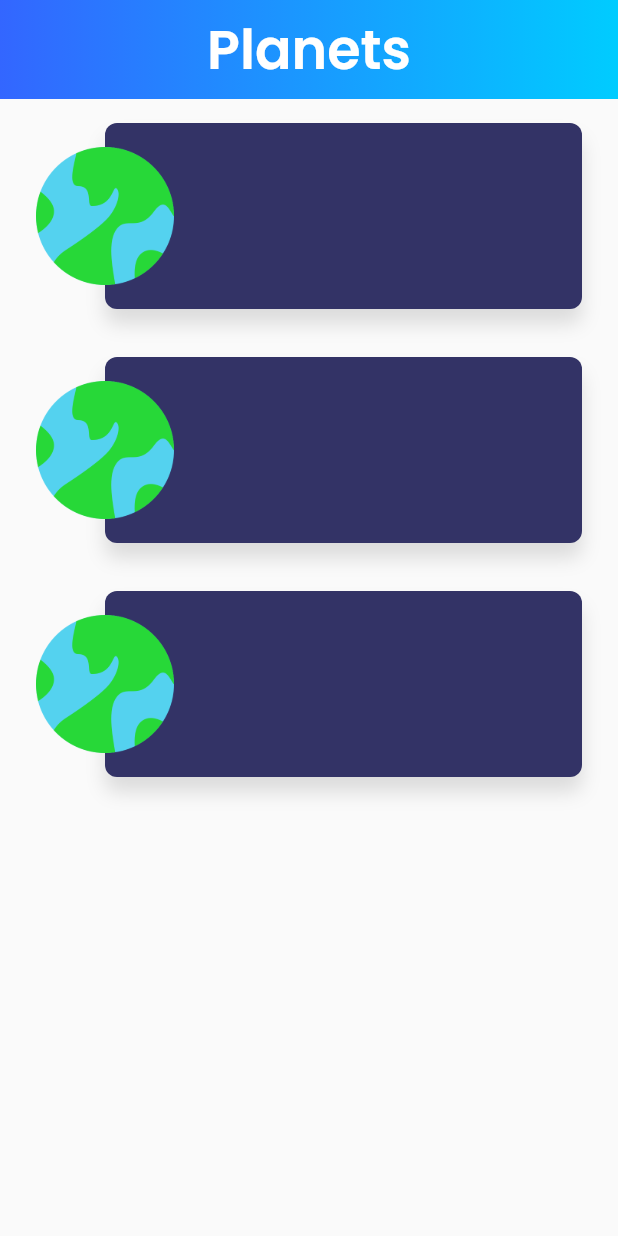
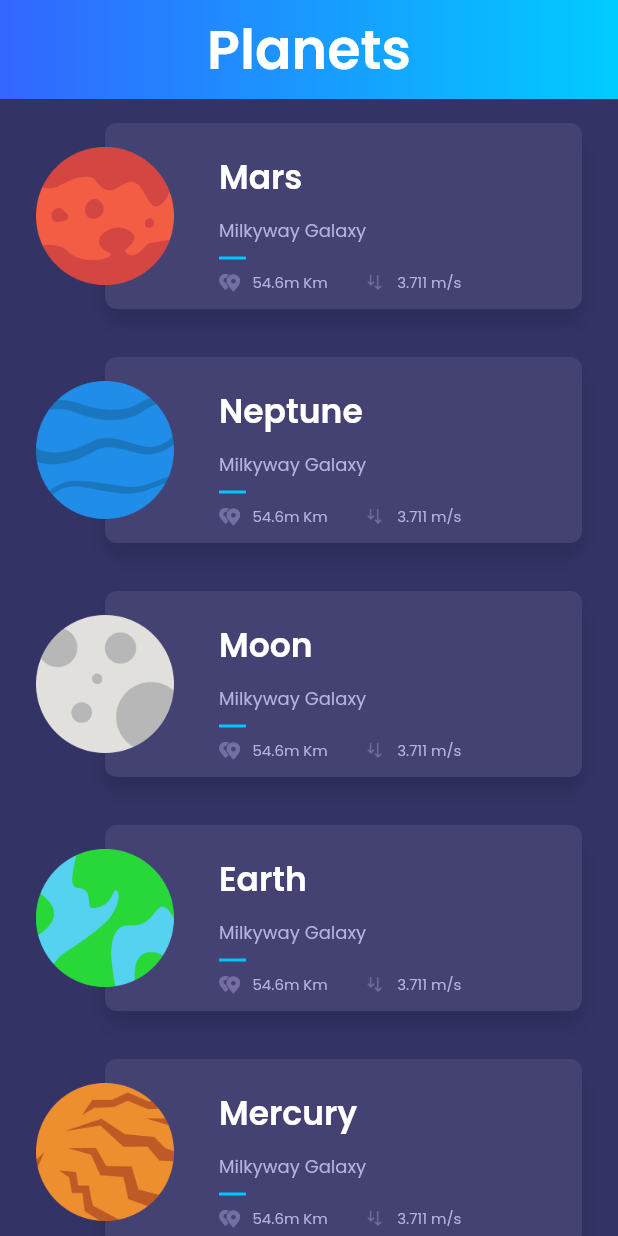
Before and after one commit to PabloJL/Clases, a Flutter app: the screen it shows after launch, on a phone screen of 412 x 824 dp. Run offline on Flutter 3.47's test engine with Material 2 defaults, Android fonts, the phone set to English and light mode, and no system bars; our stand-ins replace google_fonts.

Commit message:
Card Content

```diff
--- /dev/null
+++ b/planets2/lib/components/planet_card.dart
@@ -0,0 +1,106 @@
+import 'package:flutter/material.dart';
+import 'package:google_fonts/google_fonts.dart';
+import 'package:planets2/models/planet.dart';
+
+class PlanetCard extends StatelessWidget {
+  const PlanetCard({@required this.planet});
+  final Planet planet;
+
+  @override
+  Widget build(BuildContext context) {
+    final baseTextStyle = GoogleFonts.poppins();
+    final headerTextStyle = baseTextStyle.copyWith(
+        color:  Colors.white,
+        fontSize: 22.0,
+        fontWeight: FontWeight.w600
+    );
+    final regularTextStyle = baseTextStyle.copyWith(
+        color:  Color(0xffb6b2df),
+        fontSize: 10.0,
+        fontWeight: FontWeight.w400
+    );
+    final subHeaderTextStyle = regularTextStyle.copyWith(
+        fontSize: 12.0
+    );
+    Widget planetCardContent = new Container(
+      margin: new EdgeInsets.fromLTRB(76.0, 16.0, 16.0, 8.0),
+      constraints: new BoxConstraints.expand(),
+      child: new Column(
+        crossAxisAlignment: CrossAxisAlignment.start,
+        children: <Widget>[
+          new Container(height: 4.0),
+          new Text(planet.name,
+            style: headerTextStyle,
+          ),
+          new Container(height: 10.0),
+          new Text(planet.location,
+              style: subHeaderTextStyle
+
+          ),
+          new Container(
+              margin: new EdgeInsets.symmetric(vertical: 8.0),
+              height: 2.0,
+              width: 18.0,
+              color: new Color(0xff00c6ff)
+          ),
+          new Row(
+            children: <Widget>[
+              new Image.asset("assets/img/ic_distance.png", height: 12.0),
+              new Container(width: 8.0),
+              new Text(planet.distance,
+                style: regularTextStyle,
+              ),
+              new Container(width: 24.0),
+              new Image.asset("assets/img/ic_gravity.png", height: 12.0),
+              new Container(width: 8.0),
+              new Text(planet.gravity,
+                style: regularTextStyle,
+              ),
+            ],
+          ),
+        ],
+      ),
+    );
+    Widget card = Container(
+      child: planetCardContent,
+      height: 124.0,
+      margin: EdgeInsets.only(left: 46.0),
+      decoration: BoxDecoration(
+        color: Color(0xFF434273),
+        shape: BoxShape.rectangle,
+        borderRadius: BorderRadius.circular(8.0),
+        boxShadow: <BoxShadow>[
+          BoxShadow(
+            color: Colors.black12,
+            blurRadius: 10.0,
+            offset: Offset(0.0,10.0)
+          )
+        ]
+      ),
+    );
+    Widget planetImg = Container(
+      margin: EdgeInsets.symmetric(
+          vertical: 16.0
+      ),
+      alignment: FractionalOffset.centerLeft,
+      child: Image(
+        image: AssetImage(planet.image),
+        height: 92.0,
+        width: 92.0,
+      ),
+    );
+
+    return Container(
+      margin: EdgeInsets.symmetric(
+        vertical: 16.0,
+        horizontal: 24.0,
+      ),
+      child: Stack(
+        children: <Widget>[
+          card,
+          planetImg,
+        ],
+      ),
+    );
+  }
+}
--- /dev/null
+++ b/planets2/lib/components/planet_list.dart
@@ -0,0 +1,76 @@
+import 'package:flutter/material.dart';
+import 'package:planets2/components/planet_card.dart';
+import 'package:planets2/models/planet.dart';
+
+class PlanetList extends StatelessWidget {
+  List<Planet> _planets = [
+    const Planet(
+        id: "1",
+        name: "Mars",
+        location: "Milkyway Galaxy",
+        distance: "54.6m Km",
+        gravity: "3.711 m/s ",
+        description: "Mars is the fourth planet from the Sun and the second-smallest planet in the Solar System after Mercury. In English, Mars carries a name of the Roman god of war, and is often referred to as the 'Red Planet' because the reddish iron oxide prevalent on its surface gives it a reddish appearance that is distinctive among the astronomical bodies visible to the naked eye. Mars is a terrestrial planet with a thin atmosphere, having surface features reminiscent both of the impact craters of the Moon and the valleys, deserts, and polar ice caps of Earth.",
+        image: "assets/img/mars.png",
+        picture: "https://www.nasa.gov/sites/default/files/thumbnails/image/pia21723-16.jpg"
+    ),
+    const Planet(
+        id: "2",
+        name: "Neptune",
+        location: "Milkyway Galaxy",
+        distance: "54.6m Km",
+        gravity: "3.711 m/s ",
+        description: "Neptune is the eighth and farthest known planet from the Sun in the Solar System. In the Solar System, it is the fourth-largest planet by diameter, the third-most-massive planet, and the densest giant planet. Neptune is 17 times the mass of Earth and is slightly more massive than its near-twin Uranus, which is 15 times the mass of Earth and slightly larger than Neptune. Neptune orbits the Sun once every 164.8 years at an average distance of 30.1 astronomical units (4.50×109 km). It is named after the Roman god of the sea and has the astronomical symbol ♆, a stylised version of the god Neptune's trident",
+        image: "assets/img/neptune.png",
+        picture: "https://www.nasa.gov/sites/default/files/styles/full_width_feature/public/images/110411main_Voyager2_280_yshires.jpg"
+    ),
+    const Planet(
+        id: "3",
+        name: "Moon",
+        location: "Milkyway Galaxy",
+        distance: "54.6m Km",
+        gravity: "3.711 m/s ",
+        description: "The Moon is an astronomical body that orbits planet Earth, being Earth's only permanent natural satellite. It is the fifth-largest natural satellite in the Solar System, and the largest among planetary satellites relative to the size of the planet that it orbits (its primary). Following Jupiter's satellite Io, the Moon is second-densest satellite among those whose densities are known.",
+        image: "assets/img/moon.png",
+        picture: "https://farm5.staticflickr.com/4086/5052125139_43c31b7012.jpg"
+    ),
+    const Planet(
+        id: "4",
+        name: "Earth",
+        location: "Milkyway Galaxy",
+        distance: "54.6m Km",
+        gravity: "3.711 m/s ",
+        description: "Earth is the third planet from the Sun and the only object in the Universe known to harbor life. According to radiometric dating and other sources of evidence, Earth formed over 4 billion years ago. Earth's gravity interacts with other objects in space, especially the Sun and the Moon, Earth's only natural satellite. Earth revolves around the Sun in 365.26 days, a period known as an Earth year. During this time, Earth rotates about its axis about 366.26 times.",
+        image: "assets/img/earth.png",
+        picture: "https://www.nasa.gov/sites/default/files/styles/full_width_feature/public/thumbnails/image/iss042e340851_1.jpg"
+    ),
+    const Planet(
+        id: "5",
+        name: "Mercury",
+        location: "Milkyway Galaxy",
+        distance: "54.6m Km",
+        gravity: "3.711 m/s ",
+        description: "Mercury is the smallest and innermost planet in the Solar System. Its orbital period around the Sun of 88 days is the shortest of all the planets in the Solar System. It is named after the Roman deity Mercury, the messenger to the gods.",
+        image: "assets/img/mercury.png",
+        picture: "https://c1.staticflickr.com/9/8105/8497927473_2845ae671e_b.jpg"
+    ),
+  ];
+
+  @override
+  Widget build(BuildContext context) {
+    return Expanded(
+      child: Container(
+        color: Color(0xFF333366),
+        child: ListView(
+          children: <Widget>[
+            PlanetCard(planet: _planets[0]),
+            PlanetCard(planet: _planets[1]),
+            PlanetCard(planet: _planets[2]),
+            PlanetCard(planet: _planets[3]),
+            PlanetCard(planet: _planets[4]),
+          ],
+        ),
+      )
+    );
+  }
+}
--- a/planets2/lib/main.dart
+++ b/planets2/lib/main.dart
@@ -1,6 +1,6 @@
 import 'package:flutter/material.dart';
 
-import 'home_page.dart';
+import 'pages/home_page.dart';
 
 void main() => runApp(
   MaterialApp(
--- /dev/null
+++ b/planets2/lib/models/planet.dart
@@ -0,0 +1,14 @@
+class Planet{
+  final String id;
+  final String name;
+  final String location;
+  final String distance;
+  final String gravity;
+  final String description;
+  final String image;
+  final String picture;
+
+  const Planet({this.id,this.name, this.location,
+    this.distance, this.gravity, this.description,
+    this.image, this.picture});
+}
--- a/planets2/lib/home_page.dart
+++ b/planets2/lib/pages/home_page.dart
@@ -1,6 +1,6 @@
 import 'package:flutter/material.dart';
-import 'package:planets2/gradient_app_bar.dart';
-import 'package:planets2/planet_list.dart';
+import 'package:planets2/components/gradient_app_bar.dart';
+import 'package:planets2/components/planet_list.dart';
 
 class HomePage extends StatelessWidget {
   @override
--- a/planets2/lib/planet_card.dart
+++ /dev/null
@@ -1,48 +0,0 @@
-import 'package:flutter/material.dart';
-
-class PlanetCard extends StatelessWidget {
-
-  @override
-  Widget build(BuildContext context) {
-    Widget card = Container(
-      height: 124.0,
-      margin: EdgeInsets.only(left: 46.0),
-      decoration: BoxDecoration(
-        color: Color(0xFF333366),
-        shape: BoxShape.rectangle,
-        borderRadius: BorderRadius.circular(8.0),
-        boxShadow: <BoxShadow>[
-          BoxShadow(
-            color: Colors.black12,
-            blurRadius: 10.0,
-            offset: Offset(0.0,10.0)
-          )
-        ]
-      ),
-    );
-    Widget planetImg = Container(
-      margin: EdgeInsets.symmetric(
-          vertical: 16.0
-      ),
-      alignment: FractionalOffset.centerLeft,
-      child: Image(
-        image: AssetImage('assets/img/earth.png'),
-        height: 92.0,
-        width: 92.0,
-      ),
-    );
-
-    return Container(
-      margin: EdgeInsets.symmetric(
-        vertical: 16.0,
-        horizontal: 24.0,
-      ),
-      child: Stack(
-        children: <Widget>[
-          card,
-          planetImg
-        ],
-      ),
-    );
-  }
-}
--- a/planets2/lib/planet_list.dart
+++ /dev/null
@@ -1,17 +0,0 @@
-import 'package:flutter/material.dart';
-import 'package:planets2/planet_card.dart';
-
-class PlanetList extends StatelessWidget {
-  @override
-  Widget build(BuildContext context) {
-    return Expanded(
-      child: ListView(
-        children: <Widget>[
-          PlanetCard(),
-          PlanetCard(),
-          PlanetCard(),
-        ],
-      ),
-    );
-  }
-}
```
Also changed, not shown: planets2/lib/components/gradient_app_bar.dart (renamed from planets2/lib/gradient_app_bar.dart).
